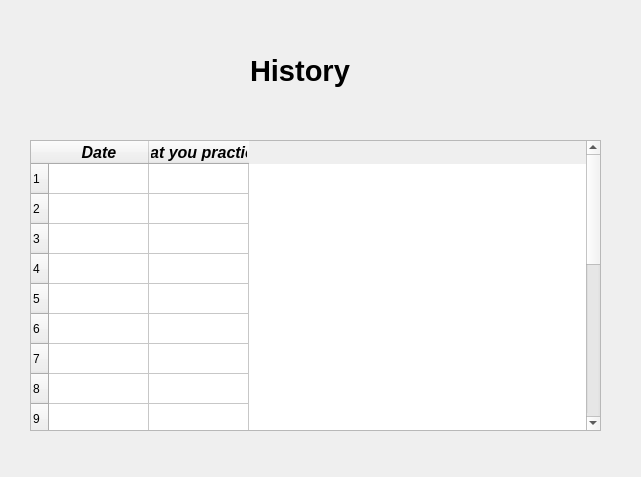
Above: GUI/HistoryPage.ui from Esammohammed/Ai-personal-trainer before the change. Below: the same form after it.
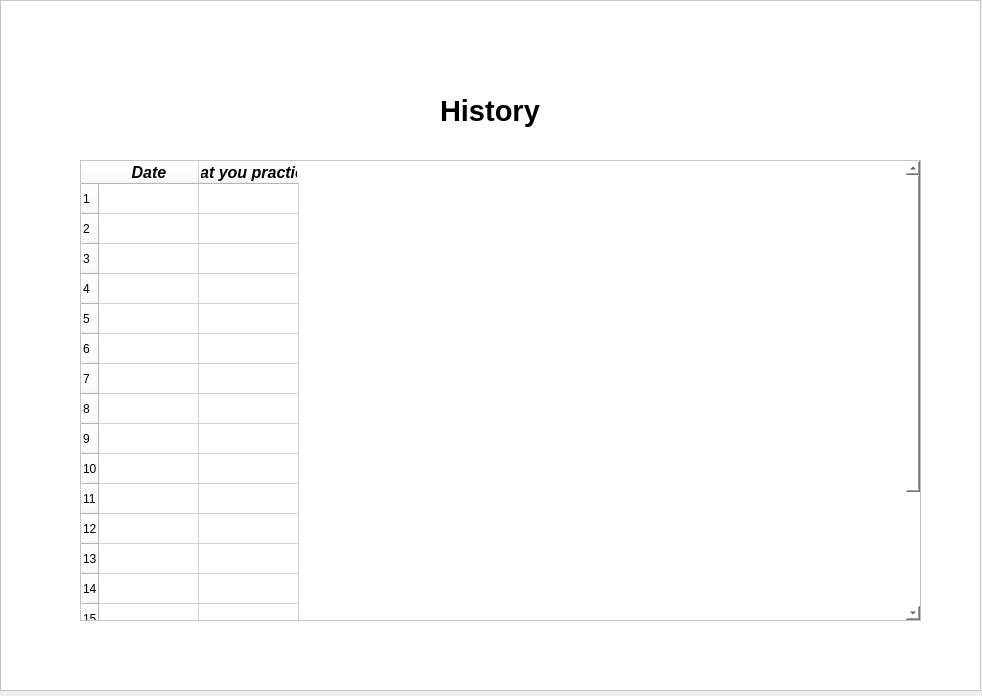
That is the form after the change.

```diff
--- a/GUI/HistoryPage.ui
+++ b/GUI/HistoryPage.ui
@@ -6,18 +6,36 @@
    <rect>
     <x>0</x>
     <y>0</y>
-    <width>641</width>
-    <height>477</height>
+    <width>982</width>
+    <height>696</height>
    </rect>
   </property>
   <property name="windowTitle">
    <string>Form</string>
   </property>
+  <widget class="QFrame" name="frame">
+   <property name="geometry">
+    <rect>
+     <x>0</x>
+     <y>0</y>
+     <width>981</width>
+     <height>691</height>
+    </rect>
+   </property>
+   <property name="styleSheet">
+    <string notr="true">background-color: rgb(255, 255, 255);</string>
+   </property>
+   <property name="frameShape">
+    <enum>QFrame::StyledPanel</enum>
+   </property>
+   <property name="frameShadow">
+    <enum>QFrame::Raised</enum>
+   </property>
   <widget class="QLabel" name="label">
    <property name="geometry">
     <rect>
-     <x>250</x>
-     <y>30</y>
+      <x>440</x>
+      <y>70</y>
      <width>141</width>
      <height>81</height>
     </rect>
@@ -36,10 +54,10 @@
   <widget class="QTableWidget" name="tableWidget">
    <property name="geometry">
     <rect>
-     <x>30</x>
-     <y>140</y>
-     <width>571</width>
-     <height>291</height>
+      <x>80</x>
+      <y>160</y>
+      <width>841</width>
+      <height>461</height>
     </rect>
    </property>
    <property name="lineWidth">
@@ -166,6 +184,9 @@
      </font>
     </property>
    </column>
+   </widget>
+   <zorder>tableWidget</zorder>
+   <zorder>label</zorder>
   </widget>
  </widget>
  <resources/>
```
Lines whose indentation alone changed are shown as unchanged.
